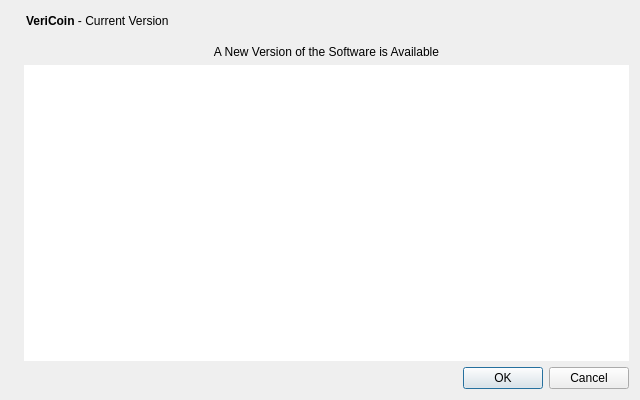
Qt form src/qt/forms/updatedialog.ui (VeriConomy/vericoin) before a commit.
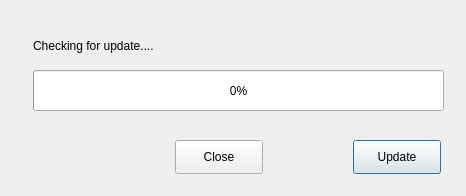
The same form after that commit. Icons and pictures are not drawn.

```diff
--- a/src/qt/forms/updatedialog.ui
+++ b/src/qt/forms/updatedialog.ui
@@ -6,132 +6,71 @@
    <rect>
     <x>0</x>
     <y>0</y>
-    <width>640</width>
-    <height>400</height>
+    <width>466</width>
+    <height>196</height>
    </rect>
   </property>
   <property name="windowTitle">
    <string>VeriCoin Update</string>
   </property>
-  <layout class="QHBoxLayout" name="horizontalLayout_2">
-   <item>
-    <widget class="QLabel" name="label_4">
-     <property name="sizePolicy">
-      <sizepolicy hsizetype="Preferred" vsizetype="Ignored">
-       <horstretch>0</horstretch>
-       <verstretch>0</verstretch>
-      </sizepolicy>
-     </property>
-     <property name="pixmap">
-      <pixmap resource="../bitcoin.qrc">:/images/aboutBackground</pixmap>
-     </property>
-    </widget>
-   </item>
-   <item>
-    <layout class="QVBoxLayout" name="verticalLayout_2">
-     <item>
-      <layout class="QHBoxLayout" name="horizontalLayout">
-       <property name="leftMargin">
-        <number>2</number>
-       </property>
-       <property name="bottomMargin">
-        <number>8</number>
-       </property>
-       <item>
-        <widget class="QLabel" name="label">
-         <property name="cursor">
-          <cursorShape>IBeamCursor</cursorShape>
-         </property>
-         <property name="text">
-          <string>&lt;html&gt;&lt;head/&gt;&lt;body&gt;&lt;p&gt;&lt;span style=&quot; font-weight:600;&quot;&gt;VeriCoin&lt;/span&gt; - Current Version&lt;/p&gt;&lt;/body&gt;&lt;/html&gt;</string>
-         </property>
-         <property name="textInteractionFlags">
-          <set>Qt::LinksAccessibleByMouse|Qt::TextSelectableByKeyboard|Qt::TextSelectableByMouse</set>
-         </property>
-        </widget>
-       </item>
-       <item>
-        <widget class="QLabel" name="versionLabel">
-         <property name="cursor">
-          <cursorShape>IBeamCursor</cursorShape>
-         </property>
-         <property name="text">
-          <string notr="true"/>
-         </property>
-         <property name="textInteractionFlags">
-          <set>Qt::LinksAccessibleByMouse|Qt::TextSelectableByKeyboard|Qt::TextSelectableByMouse</set>
-         </property>
-        </widget>
-       </item>
-       <item>
-        <spacer name="horizontalSpacer">
-         <property name="orientation">
-          <enum>Qt::Horizontal</enum>
-         </property>
-         <property name="sizeHint" stdset="0">
-          <size>
-           <width>40</width>
-           <height>20</height>
-          </size>
-         </property>
-        </spacer>
-       </item>
-      </layout>
-     </item>
-     <item>
-      <widget class="QLabel" name="title">
-       <property name="cursor">
-        <cursorShape>IBeamCursor</cursorShape>
-       </property>
-       <property name="text">
-        <string>A New Version of the Software is Available</string>
-       </property>
-       <property name="alignment">
-        <set>Qt::AlignHCenter|Qt::AlignTop</set>
-       </property>
-       <property name="margin">
-        <number>2</number>
-       </property>
-       <property name="textInteractionFlags">
-        <set>Qt::LinksAccessibleByMouse</set>
-       </property>
-      </widget>
-     </item>
-     <item>
-      <widget class="QTextEdit" name="description">
-       <property name="frameShape">
-        <enum>QFrame::NoFrame</enum>
-       </property>
-       <property name="horizontalScrollBarPolicy">
-        <enum>Qt::ScrollBarAlwaysOff</enum>
-       </property>
-       <property name="undoRedoEnabled">
-        <bool>false</bool>
-       </property>
-       <property name="readOnly">
-        <bool>true</bool>
-       </property>
-       <property name="cursorWidth">
-        <number>1</number>
-       </property>
-       <property name="placeholderText">
-        <string extracomment="This is the description of the change."/>
-       </property>
-      </widget>
-     </item>
-     <item>
-      <widget class="QDialogButtonBox" name="buttonBox">
-       <property name="orientation">
-        <enum>Qt::Horizontal</enum>
-       </property>
-       <property name="standardButtons">
-        <set>QDialogButtonBox::Cancel|QDialogButtonBox::Ok</set>
-       </property>
-      </widget>
-     </item>
-    </layout>
-   </item>
-  </layout>
+  <widget class="QLabel" name="label">
+   <property name="geometry">
+    <rect>
+     <x>33</x>
+     <y>20</y>
+     <width>411</width>
+     <height>51</height>
+    </rect>
+   </property>
+   <property name="text">
+    <string>Checking for update....</string>
+   </property>
+  </widget>
+  <widget class="QProgressBar" name="progressBar">
+   <property name="geometry">
+    <rect>
+     <x>33</x>
+     <y>70</y>
+     <width>411</width>
+     <height>41</height>
+    </rect>
+   </property>
+   <property name="value">
+    <number>0</number>
+   </property>
+   <property name="textVisible">
+    <bool>true</bool>
+   </property>
+   <property name="invertedAppearance">
+    <bool>false</bool>
+   </property>
+  </widget>
+  <widget class="QPushButton" name="updateButton">
+   <property name="geometry">
+    <rect>
+     <x>353</x>
+     <y>140</y>
+     <width>88</width>
+     <height>34</height>
+    </rect>
+   </property>
+   <property name="text">
+    <string>Update</string>
+   </property>
+  </widget>
+  <widget class="QPushButton" name="closeButton">
+   <property name="geometry">
+    <rect>
+     <x>175</x>
+     <y>140</y>
+     <width>88</width>
+     <height>34</height>
+    </rect>
+   </property>
+   <property name="text">
+    <string>Close</string>
+   </property>
+  </widget>
  </widget>
  <resources>
   <include location="../bitcoin.qrc"/>
```
Left out of the diff: 41 changed lines with no effect on the pictures.
